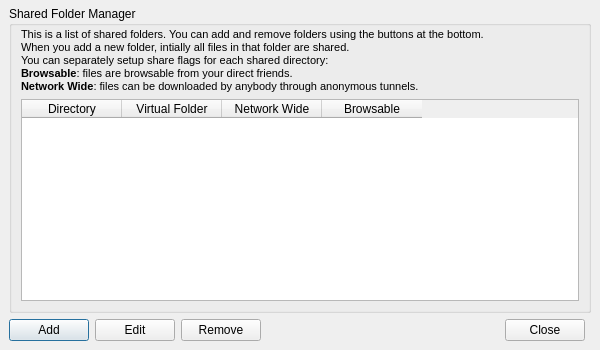
First picture: the form in trunk/retroshare-gui/src/gui/ShareManager.ui, repository autoscatto/retroshare, before the edit.
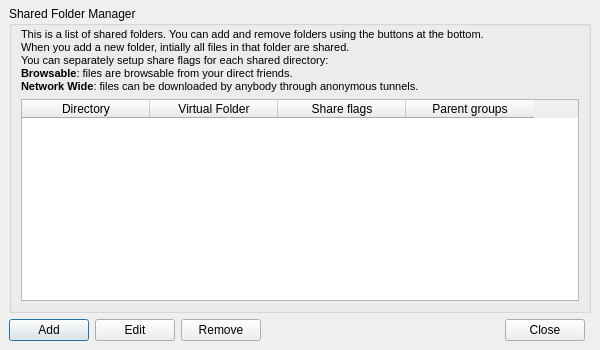
Second picture: the form after the edit. Icons and pictures are not drawn. Custom widgets are drawn as their Qt base class.

Commit message: Merged branch that provide group-based file permissions.

The edit to the form file:
```diff
--- a/trunk/retroshare-gui/src/gui/ShareManager.ui
+++ b/trunk/retroshare-gui/src/gui/ShareManager.ui
@@ -81,14 +81,23 @@
            <property name="editTriggers">
             <set>QAbstractItemView::NoEditTriggers</set>
            </property>
+           <property name="alternatingRowColors">
+            <bool>true</bool>
+           </property>
            <property name="selectionMode">
             <enum>QAbstractItemView::SingleSelection</enum>
            </property>
            <property name="selectionBehavior">
             <enum>QAbstractItemView::SelectRows</enum>
            </property>
+           <property name="showGrid">
+            <bool>false</bool>
+           </property>
+           <property name="sortingEnabled">
+            <bool>true</bool>
+           </property>
            <attribute name="horizontalHeaderMinimumSectionSize">
-            <number>100</number>
+            <number>128</number>
            </attribute>
            <attribute name="verticalHeaderVisible">
             <bool>false</bool>
@@ -108,7 +117,7 @@
            </column>
            <column>
             <property name="text">
-             <string>Network Wide</string>
+             <string>Share flags</string>
             </property>
             <property name="toolTip">
              <string comment="If activated, the share is anonymously accessible to anybody"/>
@@ -116,7 +125,7 @@
            </column>
            <column>
             <property name="text">
-             <string>Browsable</string>
+             <string>Parent groups</string>
             </property>
             <property name="toolTip">
              <string comment="If checked, the share is browsable by your friends"/>
```
The commit also changes 63 other files.
